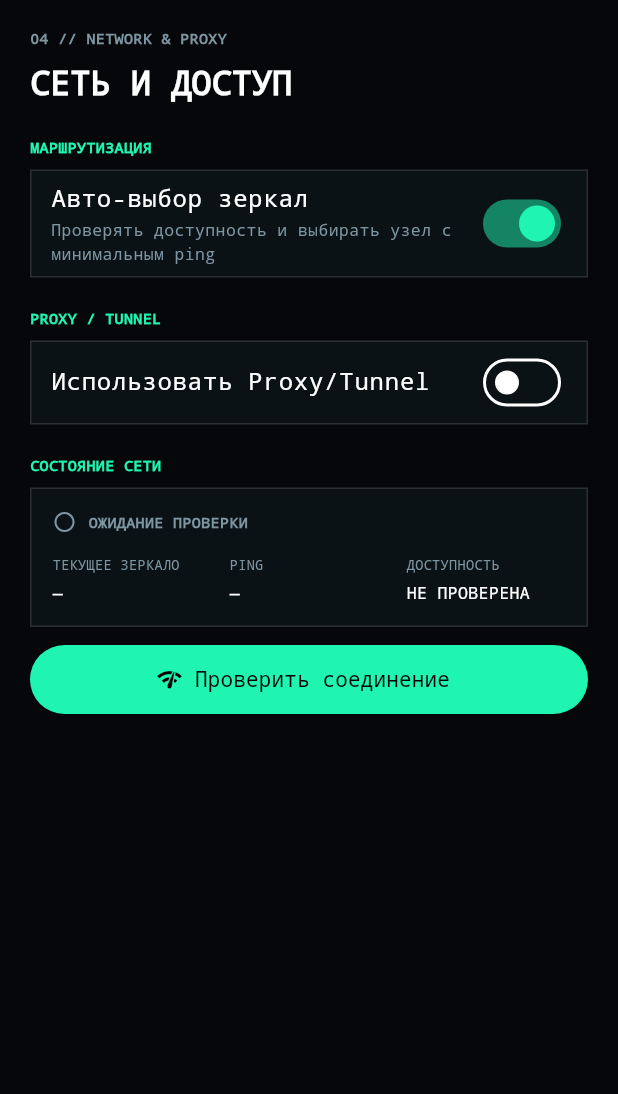
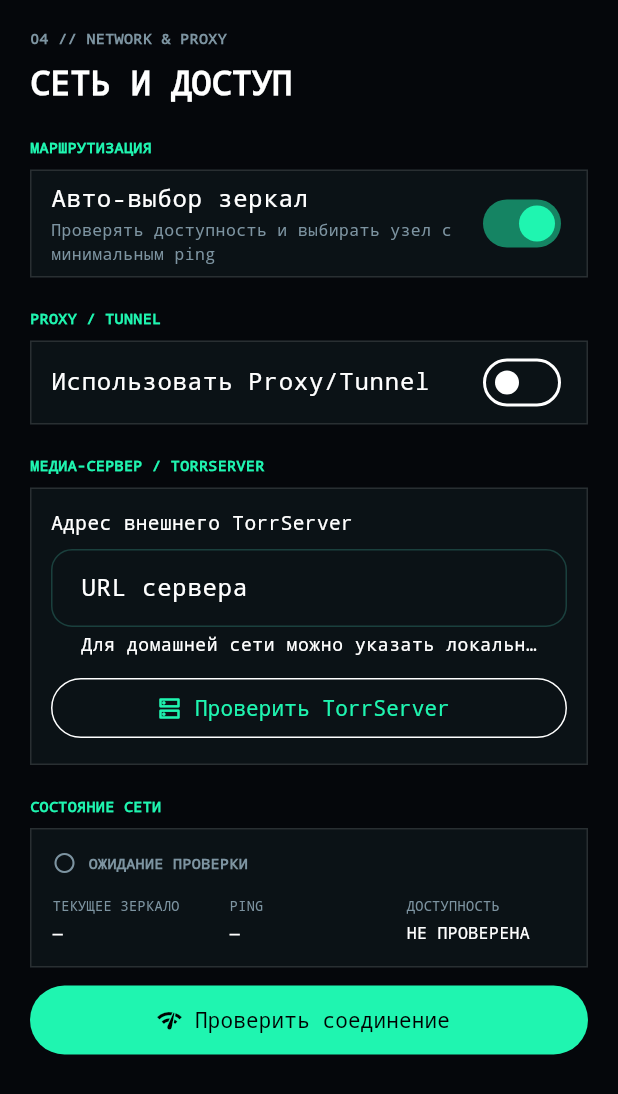
Before and after one commit to vanes961/omni_ai, a Flutter app: the NetworkSettingsPage widget shown alone on an empty page, opened directly with empty values, on a phone screen of 412 x 824 dp. Shown: the top 1094 px of the screen. Run offline on Flutter 3.47's test engine with Material 3 defaults, Android fonts, the phone set to English and light mode, and no system bars; our stand-ins replace cached_network_image, flutter_local_notifications, flutter_secure_storage, flutter_timezone, shared_preferences, timezone and 1 more; missing offline and left inert: llama_flutter_android; accounts and stored records are empty; network calls fail.

Commit message:
feat(settings): configure and test TorrServer connection

```diff
--- a/lib/features/settings/presentation/pages/network_settings_page.dart
+++ b/lib/features/settings/presentation/pages/network_settings_page.dart
@@ -4,6 +4,7 @@ import 'package:flutter/material.dart';
 import 'package:omni_ai/core/network/mirror_resolver.dart';
 import 'package:omni_ai/core/network/network_service.dart';
 import 'package:omni_ai/core/network/proxy_config.dart';
+import 'package:omni_ai/features/media/data/torrserver_client.dart';
 import 'package:omni_ai/features/onboarding/data/user_preferences.dart';
 import 'package:omni_ai/features/system_core/presentation/system_core_palette.dart';
 
@@ -41,11 +42,16 @@ class _NetworkSettingsPageState extends State<NetworkSettingsPage> {
   late final TextEditingController _portController = TextEditingController(
     text: widget.preferences.proxyPort.toString(),
   );
+  late final TextEditingController _torrServerController =
+      TextEditingController(text: widget.preferences.torrServerUrl);
   Future<void> _saveQueue = Future<void>.value();
   bool _isChecking = false;
   MirrorCheckResult? _currentResult;
   String? _statusMessage;
   bool? _isAvailable;
+  bool _isCheckingTorrServer = false;
+  bool? _torrServerAvailable;
+  String? _torrServerMessage;
 
   ProxyType get _proxyType => ProxyType.values.firstWhere(
     (type) => type.name == widget.preferences.proxyType,
@@ -56,6 +62,7 @@ class _NetworkSettingsPageState extends State<NetworkSettingsPage> {
   void dispose() {
     _hostController.dispose();
     _portController.dispose();
+    _torrServerController.dispose();
     super.dispose();
   }
 
@@ -199,6 +206,73 @@ class _NetworkSettingsPageState extends State<NetworkSettingsPage> {
           ),
         ),
         const SizedBox(height: 20),
+        _sectionTitle('МЕДИА-СЕРВЕР / TORRSERVER'),
+        _settingsGroup(
+          child: Padding(
+            padding: const EdgeInsets.all(14),
+            child: Column(
+              crossAxisAlignment: CrossAxisAlignment.start,
+              children: [
+                const Text(
+                  'Адрес внешнего TorrServer',
+                  style: TextStyle(color: Colors.white, fontSize: 13),
+                ),
+                const SizedBox(height: 8),
+                TextField(
+                  key: const ValueKey('torrserver-url-field'),
+                  controller: _torrServerController,
+                  keyboardType: TextInputType.url,
+                  textInputAction: TextInputAction.done,
+                  autocorrect: false,
+                  decoration: const InputDecoration(
+                    labelText: 'URL сервера',
+                    hintText: 'http://192.168.1.20:8090',
+                    helperText:
+                        'Для домашней сети можно указать локальный IP. Не добавляйте логин или пароль в URL.',
+                    border: OutlineInputBorder(),
+                    isDense: true,
+                  ),
+                  onChanged: (value) => _updatePreferences(() {
+                    preferences.torrServerUrl = value.trim();
+                  }),
+                ),
+                const SizedBox(height: 10),
+                if (_torrServerMessage != null) ...[
+                  Text(
+                    _torrServerMessage!,
+                    key: const ValueKey('torrserver-status-message'),
+                    style: TextStyle(
+                      color: _torrServerAvailable == true
+                          ? SystemCorePalette.green
+                          : _torrServerAvailable == false
+                          ? SystemCorePalette.red
+                          : SystemCorePalette.muted,
+                      fontSize: 11,
+                    ),
+                  ),
+                  const SizedBox(height: 8),
+                ],
+                SizedBox(
+                  width: double.infinity,
+                  child: OutlinedButton.icon(
+                    key: const ValueKey('check-torrserver-button'),
+                    onPressed: _isCheckingTorrServer
+                        ? null
+                        : _checkTorrServerConnection,
+                    icon: _isCheckingTorrServer
+                        ? const SizedBox.square(
+                            dimension: 16,
+                            child: CircularProgressIndicator(strokeWidth: 2),
+                          )
+                        : const Icon(Icons.dns_outlined, size: 18),
+                    label: const Text('Проверить TorrServer'),
+                  ),
+                ),
+              ],
+            ),
+          ),
+        ),
+        const SizedBox(height: 20),
         _sectionTitle('СОСТОЯНИЕ СЕТИ'),
         _NetworkStatus(
           checking: _isChecking,
@@ -308,6 +382,34 @@ class _NetworkSettingsPageState extends State<NetworkSettingsPage> {
     } finally {
       service?.close();
       if (mounted) setState(() => _isChecking = false);
+    }
+  }
+
+  Future<void> _checkTorrServerConnection() async {
+    final endpoint = _torrServerController.text.trim();
+    setState(() {
+      _isCheckingTorrServer = true;
+      _torrServerAvailable = null;
+      _torrServerMessage = 'ПРОВЕРКА TORRSERVER';
+    });
+
+    final client = TorrServerClient();
+    try {
+      final result = await client.checkConnection(endpoint);
+      if (!mounted) return;
+      setState(() {
+        _torrServerAvailable = result.isAvailable;
+        _torrServerMessage = result.message;
+      });
+    } on Object {
+      if (!mounted) return;
+      setState(() {
+        _torrServerAvailable = false;
+        _torrServerMessage = 'Не удалось проверить TorrServer';
+      });
+    } finally {
+      client.close();
+      if (mounted) setState(() => _isCheckingTorrServer = false);
     }
   }
 
```
